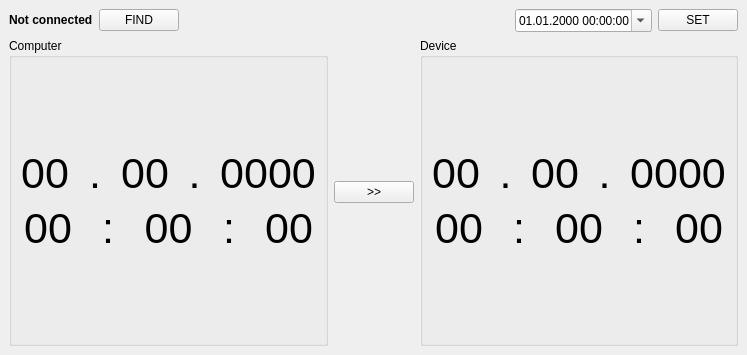
Old version of the form MyClockProgrammer/src/mainwindow.ui in the repository DrSmyrke/MyApps.
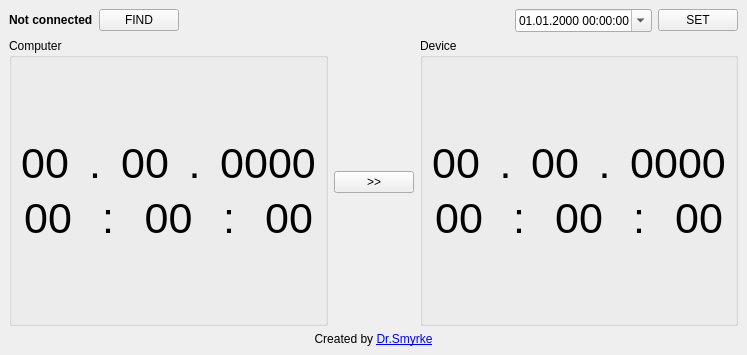
New version of the form.

```diff
--- a/MyClockProgrammer/src/mainwindow.ui
+++ b/MyClockProgrammer/src/mainwindow.ui
@@ -466,6 +466,19 @@
       </item>
      </layout>
     </item>
+    <item>
+     <widget class="QLabel" name="label">
+      <property name="text">
+       <string>Created by &lt;a href=&quot;http://drsmyrke.ru&quot;&gt;Dr.Smyrke&lt;/a&gt;</string>
+      </property>
+      <property name="alignment">
+       <set>Qt::AlignCenter</set>
+      </property>
+      <property name="openExternalLinks">
+       <bool>true</bool>
+      </property>
+     </widget>
+    </item>
    </layout>
   </widget>
   <action name="actionExit">
```
